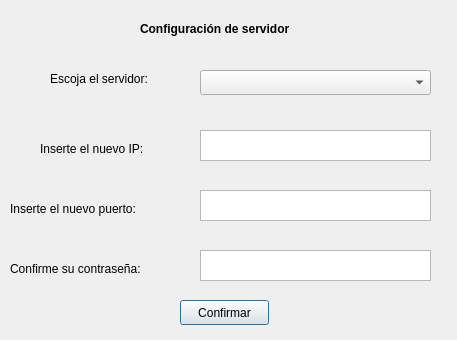
The window that Interfaz/sys_config.ui (Los-Pollitos/PI-Redes-Sistemas-Operativos) describes before a commit, drawn with Qt 5.
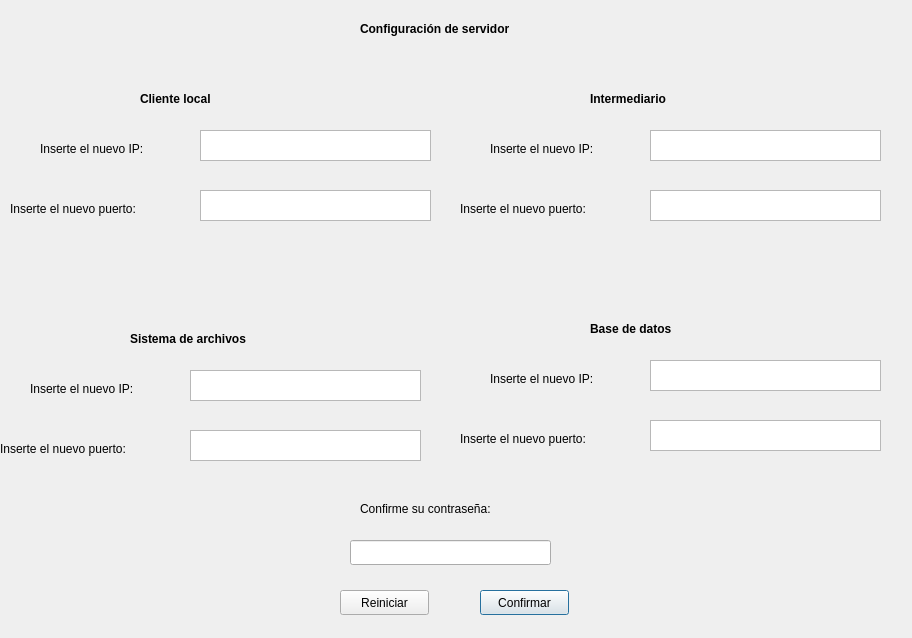
The same window after the commit.

Commit message: Configuración visual de sys_config

```diff
--- a/Interfaz/sys_config.ui
+++ b/Interfaz/sys_config.ui
@@ -6,28 +6,18 @@
    <rect>
     <x>0</x>
     <y>0</y>
-    <width>457</width>
-    <height>340</height>
+    <width>912</width>
+    <height>638</height>
    </rect>
   </property>
   <property name="windowTitle">
    <string>Dialog</string>
   </property>
-  <widget class="QPlainTextEdit" name="plainTextEdit_2">
-   <property name="geometry">
-    <rect>
-     <x>200</x>
-     <y>250</y>
-     <width>231</width>
-     <height>31</height>
-    </rect>
-   </property>
-  </widget>
   <widget class="QLabel" name="label">
    <property name="geometry">
     <rect>
-     <x>10</x>
-     <y>260</y>
+     <x>360</x>
+     <y>500</y>
      <width>221</width>
      <height>17</height>
     </rect>
@@ -82,33 +72,10 @@
     <string>Inserte el nuevo IP:</string>
    </property>
   </widget>
-  <widget class="QLabel" name="label_4">
-   <property name="geometry">
-    <rect>
-     <x>50</x>
-     <y>70</y>
-     <width>221</width>
-     <height>17</height>
-    </rect>
-   </property>
-   <property name="text">
-    <string>Escoja el servidor:</string>
-   </property>
-  </widget>
-  <widget class="QComboBox" name="comboBox">
-   <property name="geometry">
-    <rect>
-     <x>200</x>
-     <y>70</y>
-     <width>231</width>
-     <height>25</height>
-    </rect>
-   </property>
-  </widget>
   <widget class="QLabel" name="label_5">
    <property name="geometry">
     <rect>
-     <x>140</x>
+     <x>360</x>
      <y>20</y>
      <width>221</width>
      <height>17</height>
@@ -126,8 +93,8 @@
   <widget class="QPushButton" name="pushButton">
    <property name="geometry">
     <rect>
-     <x>180</x>
-     <y>300</y>
+     <x>480</x>
+     <y>590</y>
      <width>89</width>
      <height>25</height>
     </rect>
@@ -136,6 +103,239 @@
     <string>Confirmar</string>
    </property>
   </widget>
+  <widget class="QLabel" name="label_6">
+   <property name="geometry">
+    <rect>
+     <x>140</x>
+     <y>90</y>
+     <width>101</width>
+     <height>17</height>
+    </rect>
+   </property>
+   <property name="font">
+    <font>
+     <bold>true</bold>
+    </font>
+   </property>
+   <property name="text">
+    <string>Cliente local</string>
+   </property>
+  </widget>
+  <widget class="QLabel" name="label_4">
+   <property name="geometry">
+    <rect>
+     <x>490</x>
+     <y>140</y>
+     <width>221</width>
+     <height>17</height>
+    </rect>
+   </property>
+   <property name="text">
+    <string>Inserte el nuevo IP:</string>
+   </property>
+  </widget>
+  <widget class="QLabel" name="label_7">
+   <property name="geometry">
+    <rect>
+     <x>590</x>
+     <y>90</y>
+     <width>101</width>
+     <height>17</height>
+    </rect>
+   </property>
+   <property name="font">
+    <font>
+     <bold>true</bold>
+    </font>
+   </property>
+   <property name="text">
+    <string>Intermediario</string>
+   </property>
+  </widget>
+  <widget class="QPlainTextEdit" name="inter_ip">
+   <property name="geometry">
+    <rect>
+     <x>650</x>
+     <y>130</y>
+     <width>231</width>
+     <height>31</height>
+    </rect>
+   </property>
+  </widget>
+  <widget class="QPlainTextEdit" name="inter_port">
+   <property name="geometry">
+    <rect>
+     <x>650</x>
+     <y>190</y>
+     <width>231</width>
+     <height>31</height>
+    </rect>
+   </property>
+  </widget>
+  <widget class="QLabel" name="label_8">
+   <property name="geometry">
+    <rect>
+     <x>460</x>
+     <y>200</y>
+     <width>171</width>
+     <height>17</height>
+    </rect>
+   </property>
+   <property name="text">
+    <string>Inserte el nuevo puerto:</string>
+   </property>
+  </widget>
+  <widget class="QLabel" name="label_9">
+   <property name="geometry">
+    <rect>
+     <x>30</x>
+     <y>380</y>
+     <width>221</width>
+     <height>17</height>
+    </rect>
+   </property>
+   <property name="text">
+    <string>Inserte el nuevo IP:</string>
+   </property>
+  </widget>
+  <widget class="QLabel" name="label_10">
+   <property name="geometry">
+    <rect>
+     <x>130</x>
+     <y>330</y>
+     <width>151</width>
+     <height>17</height>
+    </rect>
+   </property>
+   <property name="font">
+    <font>
+     <bold>true</bold>
+    </font>
+   </property>
+   <property name="text">
+    <string>Sistema de archivos</string>
+   </property>
+  </widget>
+  <widget class="QPlainTextEdit" name="file_system_ip">
+   <property name="geometry">
+    <rect>
+     <x>190</x>
+     <y>370</y>
+     <width>231</width>
+     <height>31</height>
+    </rect>
+   </property>
+  </widget>
+  <widget class="QPlainTextEdit" name="file_system_port">
+   <property name="geometry">
+    <rect>
+     <x>190</x>
+     <y>430</y>
+     <width>231</width>
+     <height>31</height>
+    </rect>
+   </property>
+  </widget>
+  <widget class="QLabel" name="label_11">
+   <property name="geometry">
+    <rect>
+     <x>0</x>
+     <y>440</y>
+     <width>171</width>
+     <height>17</height>
+    </rect>
+   </property>
+   <property name="text">
+    <string>Inserte el nuevo puerto:</string>
+   </property>
+  </widget>
+  <widget class="QLabel" name="label_12">
+   <property name="geometry">
+    <rect>
+     <x>490</x>
+     <y>370</y>
+     <width>221</width>
+     <height>17</height>
+    </rect>
+   </property>
+   <property name="text">
+    <string>Inserte el nuevo IP:</string>
+   </property>
+  </widget>
+  <widget class="QLabel" name="label_13">
+   <property name="geometry">
+    <rect>
+     <x>590</x>
+     <y>320</y>
+     <width>101</width>
+     <height>17</height>
+    </rect>
+   </property>
+   <property name="font">
+    <font>
+     <bold>true</bold>
+    </font>
+   </property>
+   <property name="text">
+    <string>Base de datos</string>
+   </property>
+  </widget>
+  <widget class="QPlainTextEdit" name="data_base_ip">
+   <property name="geometry">
+    <rect>
+     <x>650</x>
+     <y>360</y>
+     <width>231</width>
+     <height>31</height>
+    </rect>
+   </property>
+  </widget>
+  <widget class="QPlainTextEdit" name="data_base_port">
+   <property name="geometry">
+    <rect>
+     <x>650</x>
+     <y>420</y>
+     <width>231</width>
+     <height>31</height>
+    </rect>
+   </property>
+  </widget>
+  <widget class="QLabel" name="label_14">
+   <property name="geometry">
+    <rect>
+     <x>460</x>
+     <y>430</y>
+     <width>171</width>
+     <height>17</height>
+    </rect>
+   </property>
+   <property name="text">
+    <string>Inserte el nuevo puerto:</string>
+   </property>
+  </widget>
+  <widget class="QPushButton" name="pushButton_2">
+   <property name="geometry">
+    <rect>
+     <x>340</x>
+     <y>590</y>
+     <width>89</width>
+     <height>25</height>
+    </rect>
+   </property>
+   <property name="text">
+    <string>Reiniciar</string>
+   </property>
+  </widget>
+  <widget class="QLineEdit" name="password_insert">
+   <property name="geometry">
+    <rect>
+     <x>350</x>
+     <y>540</y>
+     <width>201</width>
+     <height>25</height>
+    </rect>
+   </property>
+  </widget>
  </widget>
  <resources/>
  <connections/>
```
Left out of the diff: 4 changed lines with no effect on the pictures. The commit also changes 2 other files.
